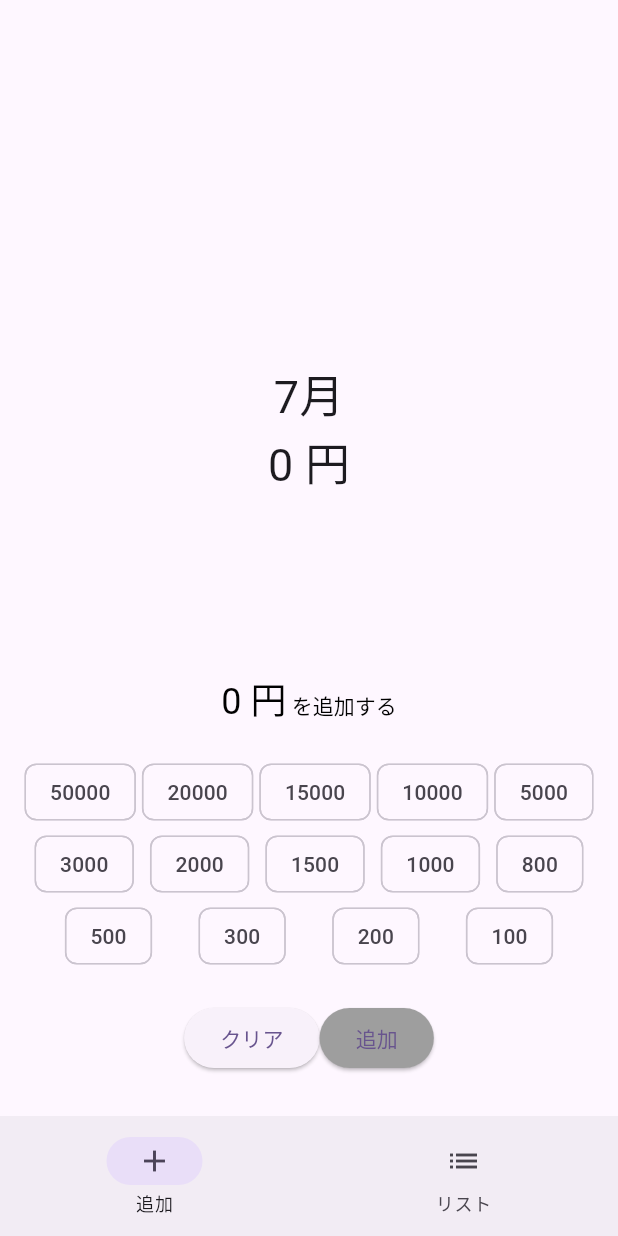
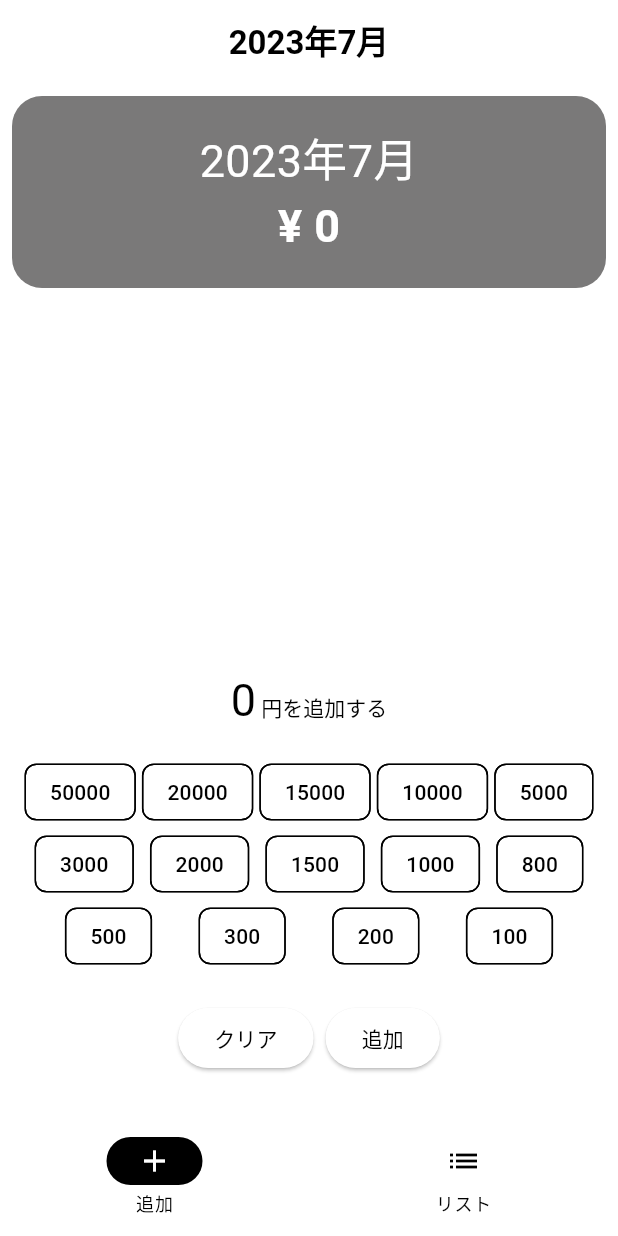
Before and after one commit to naokiwakata/looser_spend_manager, a Flutter app: the screen it shows after launch, on a phone screen of 412 x 824 dp. Run offline on Flutter 3.47's test engine with Material 2 defaults, Android fonts, the phone set to English and light mode, and no system bars; our stand-ins replace auto_route, cloud_firestore, firebase_auth, firebase_core, flutter_hooks, freezed_annotation and 1 more; missing offline and left inert: flutterfire_json_converters; accounts and stored records are empty; network calls fail.

Commit message:
色々色変更

```diff
--- a/lib/extension/date_time.dart
+++ b/lib/extension/date_time.dart
@@ -1,7 +1,7 @@
 import 'package:intl/intl.dart';
 
 extension DateTimeExt on DateTime {
-  String formatMonth() => DateFormat('M').format(this);
+  String formatMonth() => DateFormat('yyyy年M月').format(this);
 
   String formatDateTime() => DateFormat('M/dd H:mm').format(this);
 }
--- a/lib/main.dart
+++ b/lib/main.dart
@@ -1,6 +1,7 @@
 import 'package:firebase_core/firebase_core.dart';
 import 'package:flutter/material.dart';
 import 'package:hooks_riverpod/hooks_riverpod.dart';
+import 'package:looser_spend_manager/color_schemes.g.dart';
 
 import 'firebase_options.dart';
 import 'router/app_router.dart';
@@ -24,9 +25,13 @@ class MyApp extends ConsumerWidget {
       routerConfig: _appRouter.config(),
       title: 'Looser Spend Manager',
       theme: ThemeData(
-        colorScheme: ColorScheme.fromSeed(seedColor: Colors.deepPurple),
+        colorScheme: lightColorScheme,
         useMaterial3: true,
       ),
+      // darkTheme: ThemeData(
+      //   colorScheme: darkColorScheme,
+      //   useMaterial3: true,
+      // ),
     );
   }
 }
--- a/lib/ui/add/add_page.dart
+++ b/lib/ui/add/add_page.dart
@@ -21,6 +21,16 @@ class AddPage extends HookConsumerWidget {
     final selectedDateTime = ref.watch(selectedDateTimeProvider);
 
     return Scaffold(
+      appBar: AppBar(
+        title: const Text(
+          '2023年7月',
+          style: TextStyle(
+            fontWeight: FontWeight.bold,
+          ),
+        ),
+        centerTitle: true,
+        shadowColor: Colors.white,
+      ),
       body: SafeArea(
         child: Center(
           child: Padding(
@@ -28,22 +38,36 @@ class AddPage extends HookConsumerWidget {
             child: Column(
               mainAxisAlignment: MainAxisAlignment.end,
               children: <Widget>[
-                const Spacer(flex: 2),
                 ref.watch(expensesByMonthStreamProvider).when(
                     data: (expenses) {
                       final sumOfMonth =
                           expenses.map((expense) => expense.money).sum();
-                      return Column(
+                      return Container(
+                        width: double.infinity,
+                        padding: const EdgeInsets.symmetric(vertical: 20),
+                        decoration: BoxDecoration(
+                          color: const Color.fromARGB(255, 122, 121, 121),
+                          borderRadius: BorderRadius.circular(20),
+                        ),
+                        child: Column(
                           children: [
                             Text(
-                            "${selectedDateTime.formatMonth()}月",
-                            style: const TextStyle(fontSize: 30),
+                              selectedDateTime.formatMonth(),
+                              style: const TextStyle(
+                                fontSize: 30,
+                                color: Colors.white,
+                              ),
                             ),
                             Text(
-                            '$sumOfMonth 円',
-                            style: const TextStyle(fontSize: 30),
+                              '¥ $sumOfMonth',
+                              style: const TextStyle(
+                                fontSize: 30,
+                                color: Colors.white,
+                                fontWeight: FontWeight.bold,
+                              ),
                             ),
                           ],
+                        ),
                       );
                     },
                     error: (e, st) => Text(e.toString()),
@@ -54,11 +78,12 @@ class AddPage extends HookConsumerWidget {
                     style: const TextStyle(color: Colors.black),
                     children: [
                       TextSpan(
-                        text: '$selectedSum 円',
-                        style: const TextStyle(fontSize: 24),
+                        text: '$selectedSum',
+                        style: const TextStyle(fontSize: 30),
                       ),
                       const TextSpan(
-                        text: ' を追加する',
+                        text: ' 円を追加する',
+                        style: TextStyle(fontSize: 14),
                       ),
                     ],
                   ),
@@ -70,11 +95,17 @@ class AddPage extends HookConsumerWidget {
                   children: Money.values.reversed.map((money) {
                     final isSelected = selectedMoney.contains(money);
                     return FilterChip(
-                      label: Text(money.toDisplayText()),
+                      label: Text(
+                        money.toDisplayText(),
+                        style: TextStyle(
+                          color: isSelected ? Colors.white : Colors.black,
+                        ),
+                      ),
                       showCheckmark: false,
                       elevation: 2,
                       selected: isSelected,
-                      selectedColor: Colors.amber,
+                      selectedColor:
+                          Theme.of(context).colorScheme.primaryContainer,
                       disabledColor: Colors.white,
                       onSelected: (onSelected) {
                         if (onSelected) {
@@ -94,11 +125,16 @@ class AddPage extends HookConsumerWidget {
                       onPressed: () => controller.clear(),
                       child: const Text('クリア'),
                     ),
+                    const SizedBox(width: 8),
                     ElevatedButton(
                       style: ButtonStyle(
                         backgroundColor: selectedSum == 0
-                              ? const MaterialStatePropertyAll(Colors.grey)
-                              : const MaterialStatePropertyAll(Colors.orange)),
+                            ? MaterialStatePropertyAll(
+                                Theme.of(context).colorScheme.surfaceVariant,
+                              )
+                            : MaterialStatePropertyAll(
+                                Theme.of(context).colorScheme.surface),
+                      ),
                       onPressed: () async {
                         if (selectedSum == 0) {
                           return;
--- /dev/null
+++ b/lib/ui/list/list_page_controller.dart
@@ -0,0 +1,21 @@
+import 'package:hooks_riverpod/hooks_riverpod.dart';
+
+import '../../domain/firestore_models/expense/expense.dart';
+import '../../repository/auth/auth_repository.dart';
+import '../../service/expense_service.dart';
+
+/// 現在選択中の DateTime を管理する StateProvider
+final selectedDateTimeProvider =
+    StateProvider.autoDispose((ref) => DateTime.now());
+
+/// 月毎の [Expense] を購読する StreamProvider
+final expensesByMonthStreamProvider =
+    StreamProvider.autoDispose<List<Expense>>((ref) {
+  final userId = ref.watch(userIdStateProvider);
+  final expenseService = ref.watch(expenseServiceProvider);
+  final selectedMonth = ref.watch(selectedDateTimeProvider);
+  return expenseService.subscribeByMonth(
+    userId: userId,
+    dateTime: selectedMonth,
+  );
+});
```
Also changed, not shown: lib/ui/list/list_page.dart (+45 -7 lines), lib/color_schemes.g.dart (added). Lines whose indentation alone changed are shown as unchanged.
